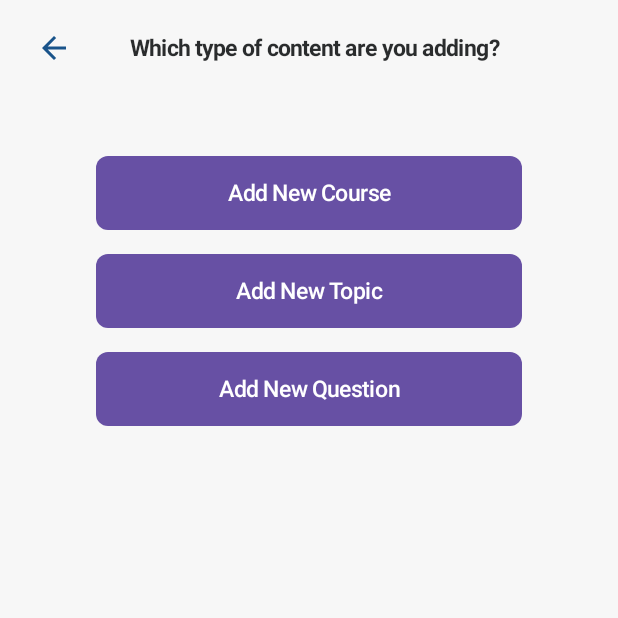
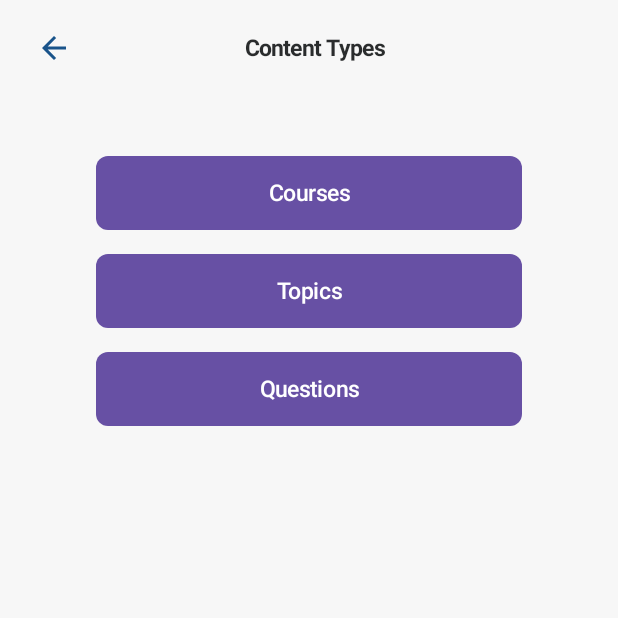
Before and after one commit to moeinghandehari/Quizi, an Android app built with Jetpack Compose: the AddContentTypeChoiceScreen screen opened through its navigation route, on a phone screen of 412 x 824 dp, the top half of it. Run offline under Robolectric (Android 15) with nearby library versions, the phone set to English and light mode, and no system bars; our stand-ins replace Compose Multiplatform resources; 1 statement that could not run was skipped.

Commit message:
Minor text change. AddContent -> Explore Contents

```diff
--- a/ui/add-content/src/commonMain/composeResources/values/strings.xml
+++ b/ui/add-content/src/commonMain/composeResources/values/strings.xml
@@ -3,10 +3,10 @@
     <string name="appbar_title">Add Content</string>
 
     <string name="title_courses">Courses</string>
-    <string name="title_select_content">Which type of content are you adding?</string>
-    <string name="title_add_course">Add New Course</string>
-    <string name="title_add_topic">Add New Topic</string>
-    <string name="title_add_question">Add New Question</string>
+    <string name="title_select_content">Content Types</string>
+    <string name="title_add_course">Courses</string>
+    <string name="title_add_topic">Topics</string>
+    <string name="title_add_question">Questions</string>
 
     <string name="placeholder_course_name">Course name</string>
 
--- a/ui/home/src/commonMain/composeResources/values/strings.xml
+++ b/ui/home/src/commonMain/composeResources/values/strings.xml
@@ -2,6 +2,6 @@
 <resources>
     <string name="appbar_title">Quizi</string>
     <string name="title_home_function_choice">What are you up to today?</string>
-    <string name="button_add_content">Add New Content</string>
+    <string name="button_add_content">Explore Contents</string>
     <string name="button_quiz">Start a Quiz</string>
 </resources>
```
